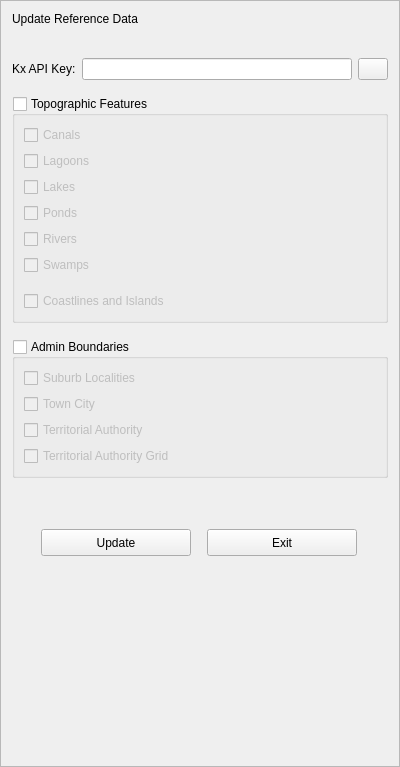
Before: the Qt Designer form buildings/gui/reference_data.ui in linz/nz-buildings, drawn with Qt 5.
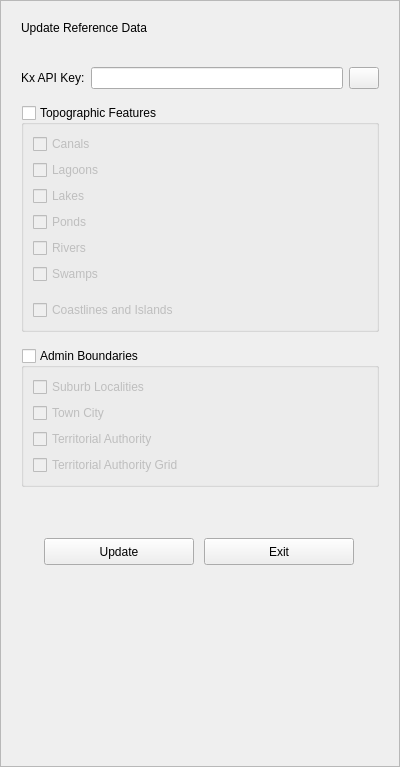
After: the same form once the commit is applied.

```diff
--- a/buildings/gui/reference_data.ui
+++ b/buildings/gui/reference_data.ui
@@ -21,6 +21,24 @@
   </property>
   <layout class="QVBoxLayout" name="verticalLayout_2">
    <item>
+    <widget class="QScrollArea" name="scrollArea">
+     <property name="frameShape">
+      <enum>QFrame::NoFrame</enum>
+     </property>
+     <property name="widgetResizable">
+      <bool>true</bool>
+     </property>
+     <widget class="QWidget" name="scrollAreaWidgetContents">
+      <property name="geometry">
+       <rect>
+        <x>0</x>
+        <y>0</y>
+        <width>380</width>
+        <height>747</height>
+       </rect>
+      </property>
+      <layout class="QVBoxLayout" name="verticalLayout_4">
+       <item>
     <widget class="QLabel" name="lb_title">
      <property name="text">
       <string>Update Reference Data</string>
@@ -347,10 +365,14 @@
      <property name="sizeHint" stdset="0">
       <size>
        <width>20</width>
-       <height>40</height>
+           <height>110</height>
       </size>
      </property>
     </spacer>
+       </item>
+      </layout>
+     </widget>
+    </widget>
    </item>
   </layout>
  </widget>
```
Lines whose indentation alone changed are shown as unchanged.
